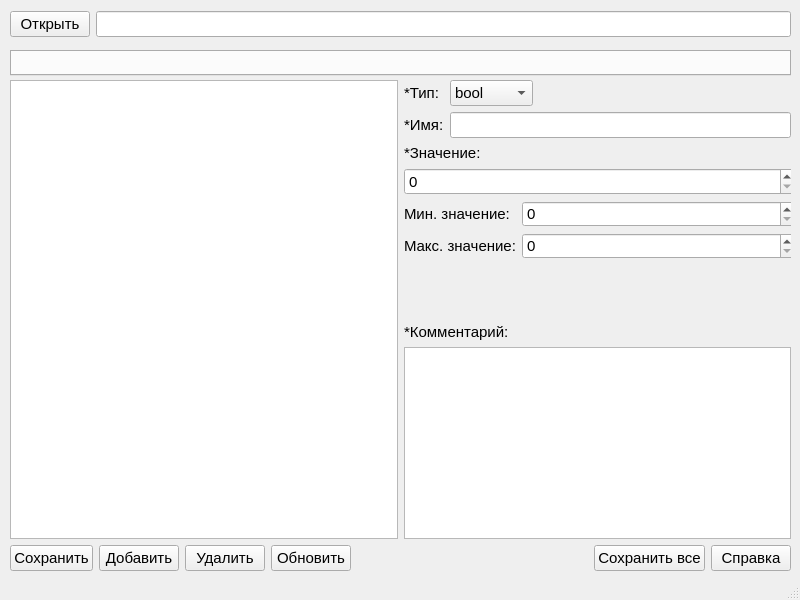
Jerely/cfgeditor-ui, file mainwindow.ui: the form before one commit.
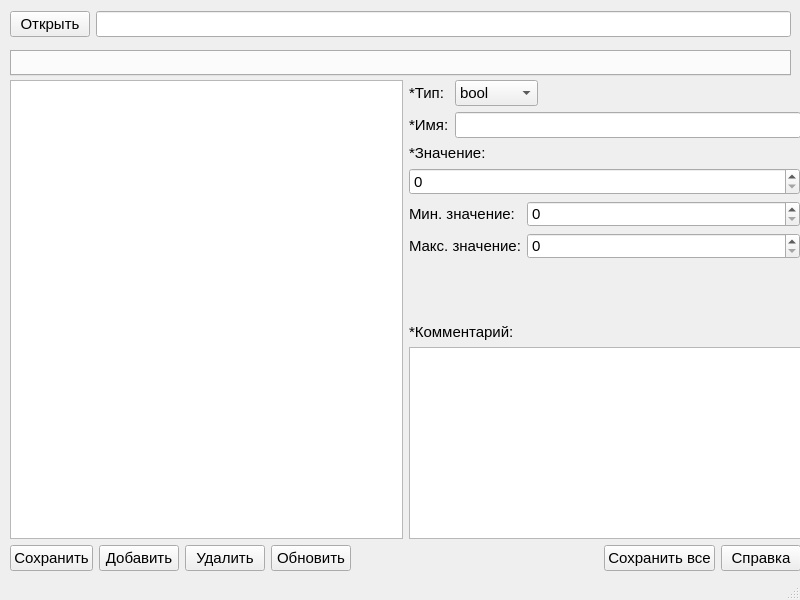
The form after the commit. The open tabs and pages were chosen to show the change. Custom widgets are drawn as their Qt base class.

What changed in the file:
```diff
--- a/mainwindow.ui
+++ b/mainwindow.ui
@@ -74,12 +74,12 @@
      </item>
     </layout>
    </widget>
-   <widget class="QWidget" name="">
+   <widget class="QWidget" name="layoutWidget">
     <property name="geometry">
      <rect>
       <x>10</x>
       <y>80</y>
-      <width>781</width>
+      <width>791</width>
       <height>491</height>
      </rect>
     </property>
@@ -286,7 +286,7 @@
           </widget>
          </widget>
          <widget class="QWidget" name="page_3">
-          <widget class="QWidget" name="">
+          <widget class="QWidget" name="layoutWidget">
            <property name="geometry">
             <rect>
              <x>0</x>
```
Left out of the diff: 4 changed lines with no effect on the pictures.
